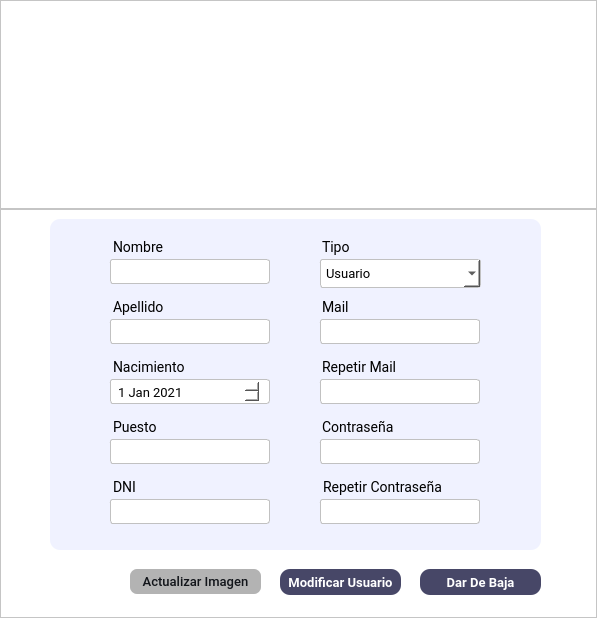
juanignaciocansillieri/Proyecto-Final, file Interfaces/main/Ui/bm_user.ui: the form before one commit.
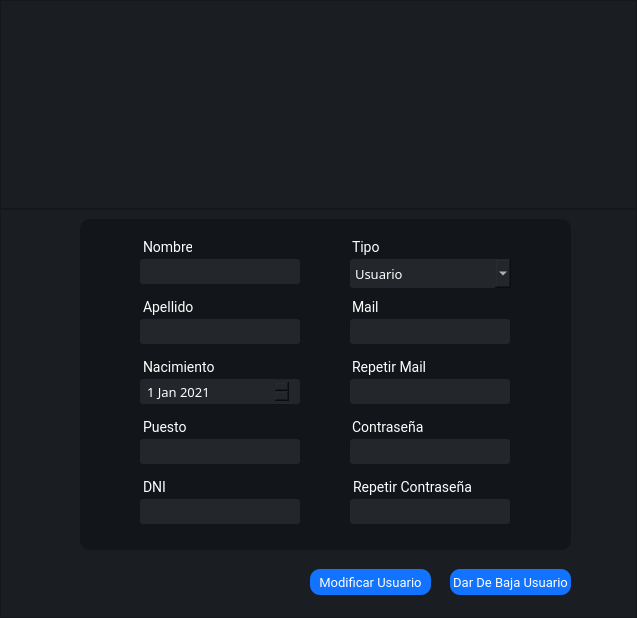
The form after the commit. Icons and pictures are not drawn.

Patch:
```diff
--- a/Interfaces/main/Ui/bm_user.ui
+++ b/Interfaces/main/Ui/bm_user.ui
@@ -6,7 +6,7 @@
    <rect>
     <x>0</x>
     <y>0</y>
-    <width>597</width>
+    <width>637</width>
     <height>618</height>
    </rect>
   </property>
@@ -45,8 +45,7 @@
        </size>
       </property>
       <property name="styleSheet">
-       <string notr="true">background: #fff;
-</string>
+       <string notr="true">background: #1a1e23;</string>
       </property>
       <property name="frameShape">
        <enum>QFrame::StyledPanel</enum>
@@ -90,9 +89,7 @@
        </size>
       </property>
       <property name="styleSheet">
-       <string notr="true">background: #fff;
-
-
+       <string notr="true">background: #1a1e23;
 </string>
       </property>
       <property name="frameShape">
@@ -104,7 +101,7 @@
       <widget class="QFrame" name="frame_3">
        <property name="geometry">
         <rect>
-         <x>50</x>
+         <x>80</x>
          <y>10</y>
          <width>491</width>
          <height>331</height>
@@ -117,8 +114,7 @@
         </size>
        </property>
        <property name="styleSheet">
-        <string notr="true">border-radius: 10px;
-background-color: rgb(240, 242, 255);
+        <string notr="true">background: #12151a;border-radius: 10px;
 </string>
        </property>
        <property name="frameShape">
@@ -151,6 +147,7 @@
         <property name="styleSheet">
          <string notr="true">font-family: Roboto;
 font-size: 14px;
+color: #fff;
 margin-top:10px;
 margin-left:10px
 
@@ -183,11 +180,12 @@
         </property>
         <property name="styleSheet">
          <string notr="true">QLineEdit{
-background-color: #fff;
-border: 0.5px solid #c1c1c1;
+background-color: #23262b;
 border-radius: 3px;
 padding: 4 5px;
+color: #fff;
 font-family:Roboto;
+border: none;
 font-size:13px;
 font-weight: 400;
 margin-left: 10px;
@@ -216,6 +214,7 @@
         <property name="styleSheet">
          <string notr="true">font-family: Roboto;
 font-size: 14px;
+color: #fff;
 margin-top:10px;
 margin-left:10px
 
@@ -249,6 +248,7 @@
         <property name="styleSheet">
          <string notr="true">font-family: Roboto;
 font-size: 14px;
+color: #fff;
 margin-top:10px;
 margin-left:10px
 
@@ -263,7 +263,7 @@
          <rect>
           <x>50</x>
           <y>10</y>
-          <width>71</width>
+          <width>62</width>
           <height>27</height>
          </rect>
         </property>
@@ -276,6 +276,7 @@
         <property name="styleSheet">
          <string notr="true">font-family: Roboto;
 font-size: 14px;
+color: #fff;
 margin-top:10px;
 margin-left:10px
 
@@ -308,16 +309,18 @@
         </property>
         <property name="styleSheet">
          <string notr="true">QLineEdit{
-background-color: #fff;
-border: 0.5px solid #c1c1c1;
+background-color: #23262b;
 border-radius: 3px;
 padding: 4 5px;
+color: #fff;
 font-family:Roboto;
+border: none;
 font-size:13px;
 font-weight: 400;
 margin-left: 10px;
 
-}</string>
+}
+</string>
         </property>
         <property name="text">
          <string/>
@@ -350,6 +353,7 @@
         <property name="styleSheet">
          <string notr="true">font-family: Roboto;
 font-size: 14px;
+color: #fff;
 margin-top:10px;
 margin-left:10px
 
@@ -377,6 +381,7 @@
         <property name="styleSheet">
          <string notr="true">font-family: Roboto;
 font-size: 14px;
+color: #fff;
 margin-top:10px;
 margin-left:10px
 
@@ -404,6 +409,7 @@
         <property name="styleSheet">
          <string notr="true">font-family: Roboto;
 font-size: 14px;
+color: #fff;
 margin-top:10px;
 margin-left:10px
 
@@ -437,6 +443,7 @@
         <property name="styleSheet">
          <string notr="true">font-family: Roboto;
 font-size: 14px;
+color: #fff;
 margin-top:10px;
 margin-left:10px
 
@@ -469,17 +476,18 @@
         </property>
         <property name="styleSheet">
          <string notr="true">QLineEdit{
-background-color: #fff;
-border: 0.5px solid #c1c1c1;
+background-color: #23262b;
 border-radius: 3px;
 padding: 4 5px;
-
+color: #fff;
 font-family:Roboto;
+border: none;
 font-size:13px;
 font-weight: 400;
 margin-left: 10px;
 
-}</string>
+}
+</string>
         </property>
         <property name="placeholderText">
          <string/>
@@ -503,6 +511,7 @@
         <property name="styleSheet">
          <string notr="true">font-family: Roboto;
 font-size: 14px;
+color: #fff;
 margin-top:10px;
 margin-left:10px
 
@@ -523,16 +532,14 @@
         </property>
         <property name="styleSheet">
          <string notr="true">
-background-color: #fff;
-border: 0.5px solid #c1c1c1;
+background-color: #23262b;
 border-radius: 3px;
 padding: 4 5px;
-font-family:Roboto;
+color: #fff;
+font-family:Roboto lt;
+border: none;
 font-size:13px;
-font-weight: 400;
-margin-left: 10px;
-
-</string>
+margin-left: 10px;</string>
         </property>
         <property name="dateTime">
          <datetime>
@@ -568,17 +575,18 @@
         </property>
         <property name="styleSheet">
          <string notr="true">QLineEdit{
-background-color: #fff;
-border: 0.5px solid #c1c1c1;
+background-color: #23262b;
 border-radius: 3px;
 padding: 4 5px;
-
+color: #fff;
 font-family:Roboto;
+border: none;
 font-size:13px;
 font-weight: 400;
 margin-left: 10px;
 
-}</string>
+}
+</string>
         </property>
         <property name="placeholderText">
          <string/>
@@ -607,17 +615,18 @@
         </property>
         <property name="styleSheet">
          <string notr="true">QLineEdit{
-background-color: #fff;
-border: 0.5px solid #c1c1c1;
+background-color: #23262b;
 border-radius: 3px;
 padding: 4 5px;
-
+color: #fff;
 font-family:Roboto;
+border: none;
 font-size:13px;
 font-weight: 400;
 margin-left: 10px;
 
-}</string>
+}
+</string>
         </property>
         <property name="placeholderText">
          <string/>
@@ -646,16 +655,18 @@
         </property>
         <property name="styleSheet">
          <string notr="true">QLineEdit{
-background-color: #fff;
-border: 0.5px solid #c1c1c1;
+background-color: #23262b;
 border-radius: 3px;
 padding: 4 5px;
+color: #fff;
 font-family:Roboto;
+border: none;
 font-size:13px;
 font-weight: 400;
 margin-left: 10px;
 
-}</string>
+}
+</string>
         </property>
         <property name="placeholderText">
          <string/>
@@ -685,6 +696,7 @@
         <property name="styleSheet">
          <string notr="true">font-family: Roboto;
 font-size: 14px;
+color: #fff;
 margin-top:10px;
 margin-left:10px
 
@@ -717,12 +729,12 @@
         </property>
         <property name="styleSheet">
          <string notr="true">QLineEdit{
-background-color: #fff;
-border: 0.5px solid #c1c1c1;
+background-color: #23262b;
 border-radius: 3px;
 padding: 4 5px;
-
+color: #fff;
 font-family:Roboto;
+border: none;
 font-size:13px;
 font-weight: 400;
 margin-left: 10px;
@@ -760,17 +772,18 @@
         </property>
         <property name="styleSheet">
          <string notr="true">QLineEdit{
-background-color: #fff;
-border: 0.5px solid #c1c1c1;
+background-color: #23262b;
 border-radius: 3px;
 padding: 4 5px;
-
+color: #fff;
 font-family:Roboto;
+border: none;
 font-size:13px;
 font-weight: 400;
 margin-left: 10px;
 
-}</string>
+}
+</string>
         </property>
         <property name="echoMode">
          <enum>QLineEdit::Password</enum>
@@ -802,15 +815,14 @@
         </property>
         <property name="styleSheet">
          <string notr="true">
-background-color: #fff;
-border: 0.5px solid #c1c1c1;
+background-color: #23262b;
 border-radius: 3px;
 padding: 4 5px;
-font-family:Roboto;
+color: #fff;
+font-family:Roboto lt;
+border: none;
 font-size:13px;
-font-weight: 400;
 margin-left: 10px;
-
 </string>
         </property>
         <property name="currentText">
@@ -851,7 +863,7 @@
       <widget class="QPushButton" name="modificarprod_btn">
        <property name="geometry">
         <rect>
-         <x>280</x>
+         <x>310</x>
          <y>360</y>
          <width>121</width>
          <height>26</height>
@@ -861,8 +873,6 @@
         <font>
          <family>Roboto</family>
          <pointsize>-1</pointsize>
-         <weight>75</weight>
-         <bold>true</bold>
         </font>
        </property>
        <property name="cursor">
@@ -870,7 +880,7 @@
        </property>
        <property name="styleSheet">
         <string notr="true">QPushButton{
-background-color: rgb(71, 71, 103);
+background-color: #1173ff;
 color: #fff;
 border-radius:10px;
 font-family:Roboto;
@@ -888,7 +898,7 @@
       <widget class="QPushButton" name="eliminarprod_btn">
        <property name="geometry">
         <rect>
-         <x>420</x>
+         <x>450</x>
          <y>360</y>
          <width>121</width>
          <height>26</height>
@@ -898,8 +908,6 @@
         <font>
          <family>Roboto</family>
          <pointsize>-1</pointsize>
-         <weight>75</weight>
-         <bold>true</bold>
         </font>
        </property>
        <property name="cursor">
@@ -910,7 +918,7 @@
        </property>
        <property name="styleSheet">
         <string notr="true">QPushButton{
-background-color: rgb(71, 71, 103);
+background-color: #1173ff;
 color: #fff;
 border-radius:10px;
 font-family:Roboto;
@@ -922,46 +930,7 @@
 }</string>
        </property>
        <property name="text">
-        <string>Dar De Baja</string>
-       </property>
-      </widget>
-      <widget class="QPushButton" name="subirFoto_btn_2">
-       <property name="geometry">
-        <rect>
-         <x>130</x>
-         <y>360</y>
-         <width>131</width>
-         <height>25</height>
-        </rect>
-       </property>
-       <property name="maximumSize">
-        <size>
-         <width>16777215</width>
-         <height>16777215</height>
-        </size>
-       </property>
-       <property name="cursor">
-        <cursorShape>PointingHandCursor</cursorShape>
-       </property>
-       <property name="styleSheet">
-        <string notr="true">QPushButton{
-background-color: #b3b3b3;
-border-radius: 7px;
-padding: 4 10px;
-color: #12151a;
-font-family:Roboto;
-border: none;
-font-size:13px;
-font-weight: 500;
-}
-QPushButton:hover{
-background-color: rgba(179,179,179,110);
-
-
-}</string>
-       </property>
-       <property name="text">
-        <string>Actualizar Imagen</string>
+        <string>Dar De Baja Usuario</string>
        </property>
       </widget>
      </widget>
```
Left out of the diff: 7 changed lines with no effect on the pictures.
